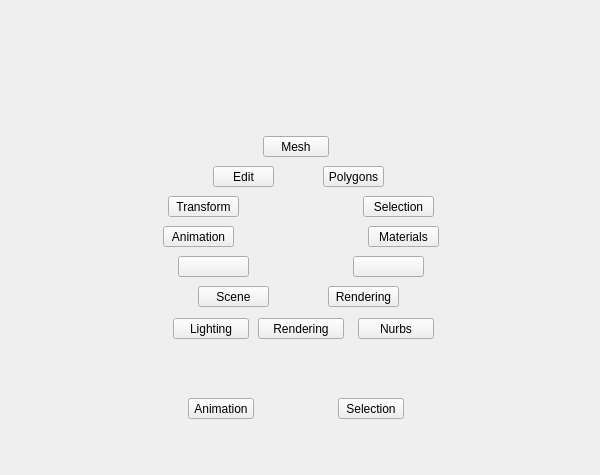
Qt form tentacle/ui/main#startmenu.ui (m3trik/tentacle) before a commit.
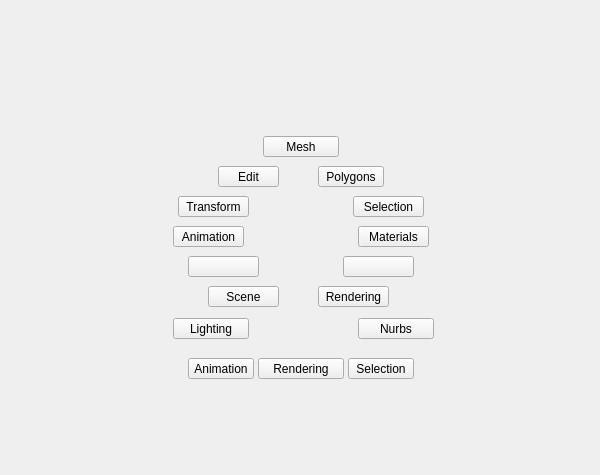
The same form after that commit. Custom widgets are drawn as their Qt base class.

```diff
--- a/tentacle/ui/main#startmenu.ui
+++ b/tentacle/ui/main#startmenu.ui
@@ -118,7 +118,7 @@
                 <rect>
                  <x>105</x>
                  <y>120</y>
-                 <width>66</width>
+                 <width>76</width>
                  <height>21</height>
                 </rect>
                </property>
@@ -163,7 +163,7 @@
            <widget class="QPushButton" name="i003">
             <property name="geometry">
              <rect>
-              <x>40</x>
+              <x>50</x>
               <y>120</y>
               <width>71</width>
               <height>21</height>
@@ -191,7 +191,7 @@
            <widget class="QPushButton" name="i007">
             <property name="geometry">
              <rect>
-              <x>55</x>
+              <x>60</x>
               <y>0</y>
               <width>61</width>
               <height>21</height>
@@ -219,7 +219,7 @@
            <widget class="QPushButton" name="i005">
             <property name="geometry">
              <rect>
-              <x>170</x>
+              <x>160</x>
               <y>120</y>
               <width>71</width>
               <height>21</height>
@@ -247,7 +247,7 @@
            <widget class="QPushButton" name="i060">
             <property name="geometry">
              <rect>
-              <x>10</x>
+              <x>20</x>
               <y>30</y>
               <width>71</width>
               <height>21</height>
@@ -275,7 +275,7 @@
            <widget class="QPushButton" name="i012">
             <property name="geometry">
              <rect>
-              <x>210</x>
+              <x>200</x>
               <y>60</y>
               <width>71</width>
               <height>21</height>
@@ -303,7 +303,7 @@
            <widget class="QPushButton" name="i013">
             <property name="geometry">
              <rect>
-              <x>5</x>
+              <x>15</x>
               <y>60</y>
               <width>71</width>
               <height>21</height>
@@ -331,9 +331,9 @@
            <widget class="QPushButton" name="i010">
             <property name="geometry">
              <rect>
-              <x>165</x>
+              <x>160</x>
               <y>0</y>
-              <width>61</width>
+              <width>66</width>
               <height>21</height>
              </rect>
             </property>
@@ -359,7 +359,7 @@
            <widget class="QPushButton" name="i009">
             <property name="geometry">
              <rect>
-              <x>205</x>
+              <x>195</x>
               <y>30</y>
               <width>71</width>
               <height>21</height>
@@ -387,7 +387,7 @@
            <widget class="QPushButton" name="i080">
             <property name="geometry">
              <rect>
-              <x>195</x>
+              <x>185</x>
               <y>90</y>
               <width>71</width>
               <height>21</height>
@@ -412,7 +412,7 @@
            <widget class="QPushButton" name="i081">
             <property name="geometry">
              <rect>
-              <x>20</x>
+              <x>30</x>
               <y>90</y>
               <width>71</width>
               <height>21</height>
@@ -494,7 +494,7 @@
                <property name="geometry">
                 <rect>
                  <x>100</x>
-                 <y>10</y>
+                 <y>50</y>
                  <width>86</width>
                  <height>21</height>
                 </rect>
@@ -549,8 +549,8 @@
               <widget class="QPushButton" name="i002">
                <property name="geometry">
                 <rect>
-                 <x>180</x>
-                 <y>90</y>
+                 <x>190</x>
+                 <y>50</y>
                  <width>66</width>
                  <height>21</height>
                 </rect>
@@ -578,7 +578,7 @@
                <property name="geometry">
                 <rect>
                  <x>30</x>
-                 <y>90</y>
+                 <y>50</y>
                  <width>66</width>
                  <height>21</height>
                 </rect>
```
